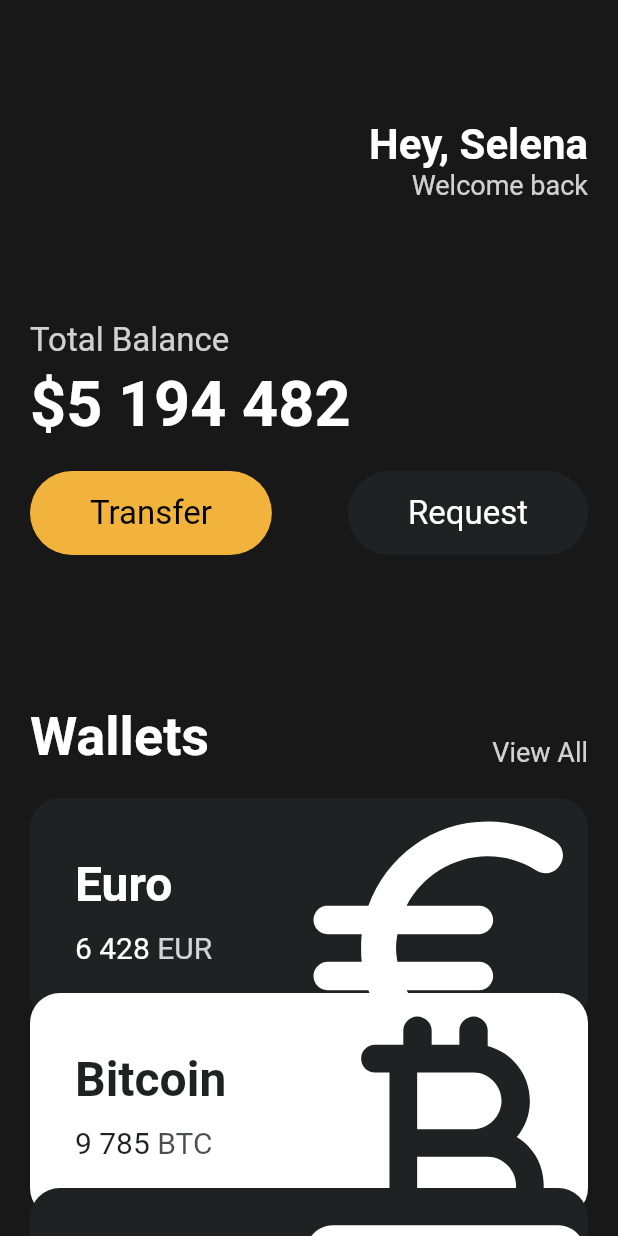
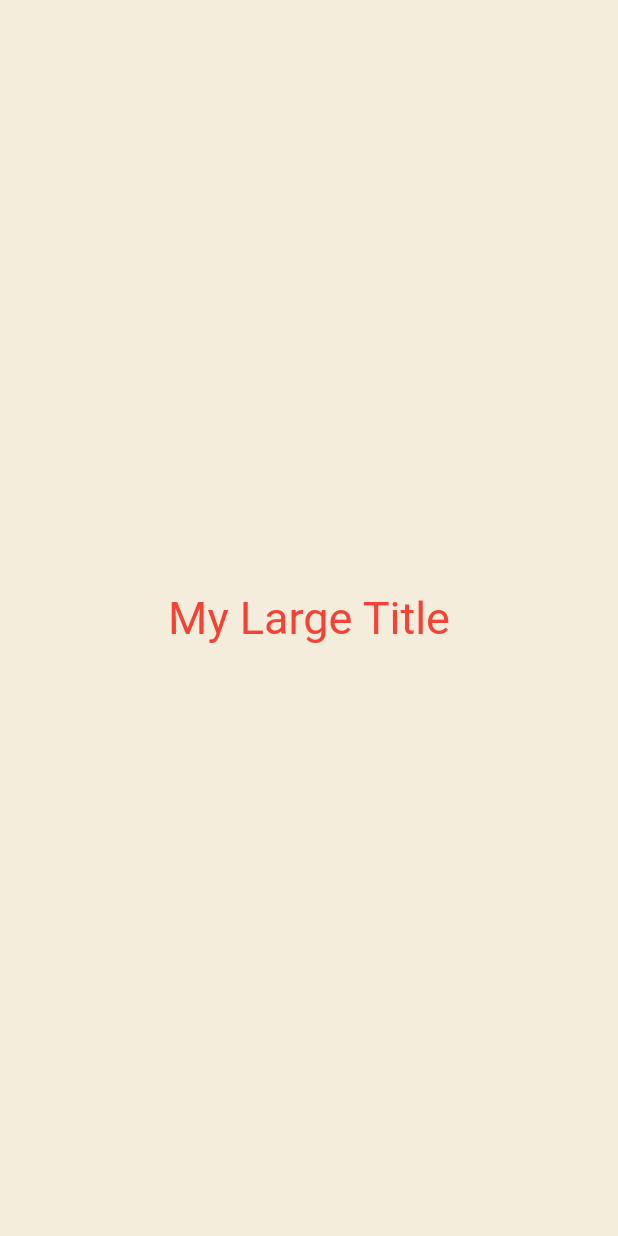
Before and after one commit to dotoleeoak/study-flutter, a Flutter app: the screen it shows after launch, on a phone screen of 412 x 824 dp. Run offline on Flutter 3.47's test engine with Material 2 defaults, Android fonts, the phone set to English and light mode, and no system bars.

Commit message:
chapter 4

```diff
--- a/lib/main.dart
+++ b/lib/main.dart
@@ -1,148 +1,55 @@
 import 'package:flutter/material.dart';
-import 'package:flutterapp/widgets/button.dart';
-import 'package:flutterapp/widgets/currency_card.dart';
 
 void main() {
   runApp(const App());
 }
 
-class App extends StatelessWidget {
+class App extends StatefulWidget {
   const App({super.key});
 
   @override
+  State<App> createState() => _AppState();
+}
+
+class _AppState extends State<App> {
+  @override
   Widget build(BuildContext context) {
     return MaterialApp(
-      home: Scaffold(
-        backgroundColor: const Color(0xFF181818),
-        body: SingleChildScrollView(
-          child: Padding(
-            padding: const EdgeInsets.symmetric(horizontal: 20),
-            child: Column(
-              crossAxisAlignment: CrossAxisAlignment.start,
-              children: [
-                const SizedBox(
-                  height: 80,
-                ),
-                Row(
-                  mainAxisAlignment: MainAxisAlignment.end,
-                  children: [
-                    Column(
-                      crossAxisAlignment: CrossAxisAlignment.end,
-                      children: [
-                        const Text(
-                          'Hey, Selena',
-                          style: TextStyle(
-                            color: Colors.white,
-                            fontSize: 28,
-                            fontWeight: FontWeight.bold,
-                          ),
-                        ),
-                        Text(
-                          'Welcome back',
-                          style: TextStyle(
-                            color: Colors.white.withOpacity(0.8),
-                            fontSize: 18,
-                          ),
-                        ),
-                      ],
-                    )
-                  ],
-                ),
-                const SizedBox(
-                  height: 80,
-                ),
-                Text(
-                  'Total Balance',
-                  style: TextStyle(
-                    fontSize: 22,
-                    color: Colors.white.withOpacity(0.8),
-                  ),
-                ),
-                const SizedBox(
-                  height: 5,
-                ),
-                const Text(
-                  '\$5 194 482',
-                  style: TextStyle(
-                    fontSize: 42,
-                    color: Colors.white,
-                    fontWeight: FontWeight.bold,
-                  ),
-                ),
-                const SizedBox(
-                  height: 20,
-                ),
-                const Row(
-                  mainAxisAlignment: MainAxisAlignment.spaceBetween,
-                  children: [
-                    Button(
-                      text: 'Transfer',
-                      bgColor: Color(0xFFF1B33B),
-                      textColor: Colors.black,
-                    ),
-                    Button(
-                      text: 'Request',
-                      bgColor: Color(0xFF1F2123),
-                      textColor: Colors.white,
-                    ),
-                  ],
-                ),
-                const SizedBox(
-                  height: 100,
-                ),
-                Row(
-                  crossAxisAlignment: CrossAxisAlignment.end,
-                  mainAxisAlignment: MainAxisAlignment.spaceBetween,
-                  children: [
-                    const Text(
-                      'Wallets',
-                      style: TextStyle(
-                        color: Colors.white,
-                        fontSize: 36,
-                        fontWeight: FontWeight.bold,
-                      ),
-                    ),
-                    Text(
-                      'View All',
-                      style: TextStyle(
-                        color: Colors.white.withOpacity(0.8),
-                        fontSize: 18,
-                      ),
-                    ),
-                  ],
-                ),
-                const SizedBox(
-                  height: 20,
-                ),
-                const CurrencyCard(
-                  name: 'Euro',
-                  code: 'EUR',
-                  amount: '6 428',
-                  icon: Icons.euro_rounded,
-                  isInverted: false,
-                  order: 0,
-                ),
-                const CurrencyCard(
-                  name: 'Bitcoin',
-                  code: 'BTC',
-                  amount: '9 785',
-                  icon: Icons.currency_bitcoin_rounded,
-                  isInverted: true,
-                  order: 1,
-                ),
-                const CurrencyCard(
-                  name: 'Dollar',
-                  code: 'USD',
-                  amount: '6 428',
-                  icon: Icons.money_rounded,
-                  isInverted: false,
-                  order: 2,
-                ),
-              ],
-            ),
+      theme: ThemeData(
+        textTheme: const TextTheme(
+          titleLarge: TextStyle(
+            color: Colors.red,
+          ),
+        ),
+      ),
+      home: const Scaffold(
+        backgroundColor: Color(0xFFF4EDDB),
+        body: Center(
+          child: Column(
+            mainAxisAlignment: MainAxisAlignment.center,
+            children: [
+              MyLargeTitle(),
+            ],
           ),
         ),
       ),
     );
   }
 }
+
+class MyLargeTitle extends StatelessWidget {
+  const MyLargeTitle({
+    Key? key,
+  }) : super(key: key);
+
+  @override
+  Widget build(BuildContext context) {
+    return Text(
+      'My Large Title',
+      style: TextStyle(
+        fontSize: 30,
+        color: Theme.of(context).textTheme.titleLarge?.color,
+      ),
+    );
+  }
+}
```
